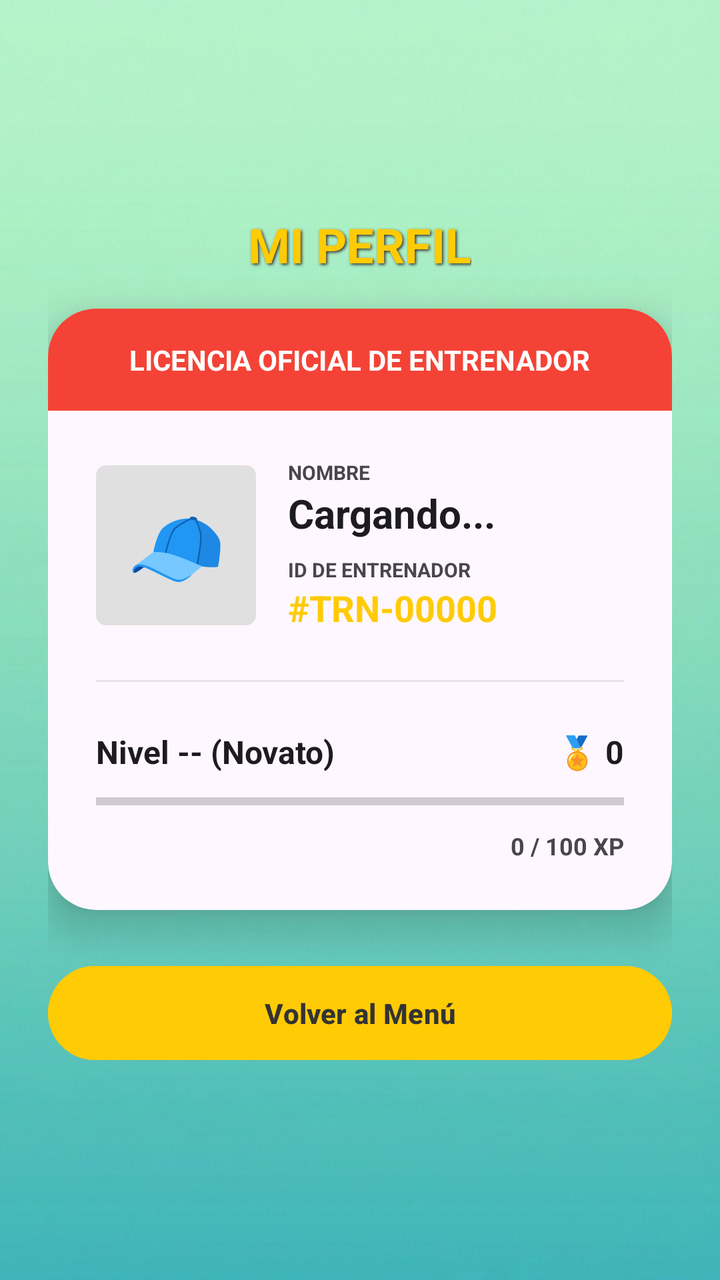
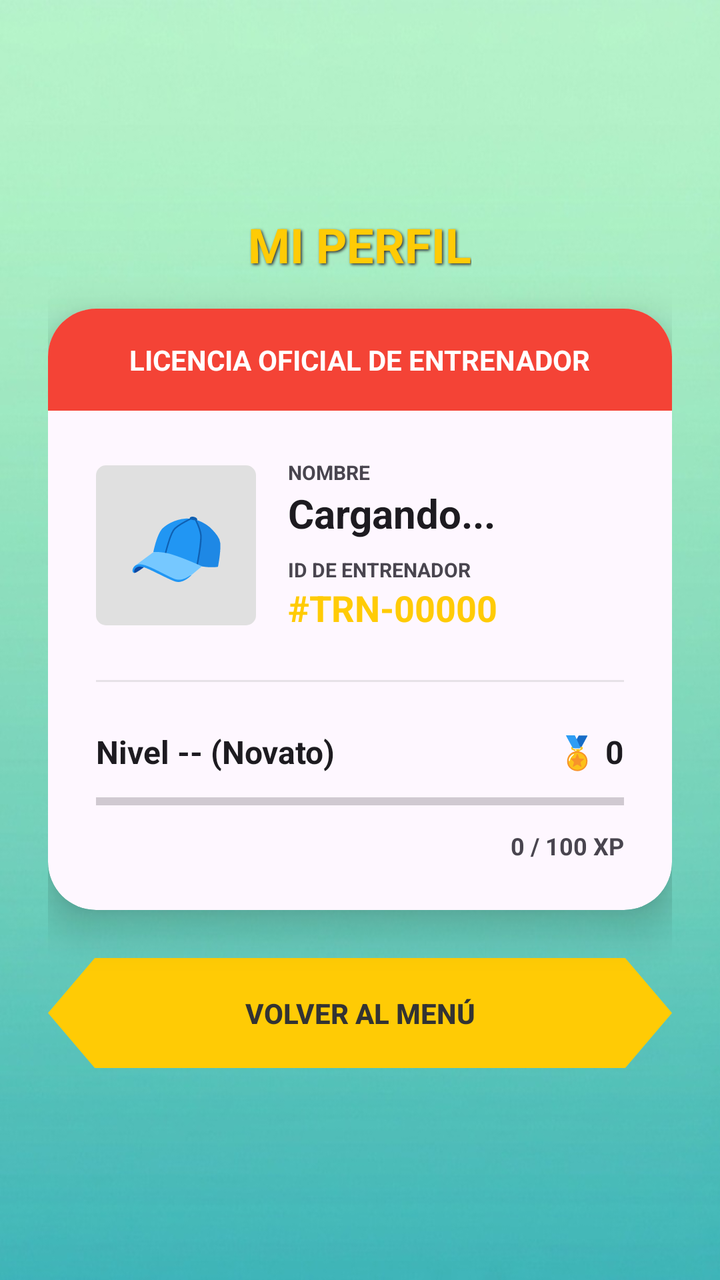

Two renders of the same Android screen: before a commit and after it. Below are the layout's source before the change and the commit's diff.
<!-- AndroidManifest.xml: application theme Theme.PokeApp -->
<!-- res/layout/activity_perfil.xml -->
<?xml version="1.0" encoding="utf-8"?>
<LinearLayout
    xmlns:android="http://schemas.android.com/apk/res/android"
    xmlns:app="http://schemas.android.com/apk/res-auto"
    android:layout_width="match_parent"
    android:layout_height="match_parent"
    android:background="@drawable/splash_pokeapp"
    android:orientation="vertical"
    android:padding="24dp"
    android:gravity="center">

    <TextView
        android:layout_width="wrap_content"
        android:layout_height="wrap_content"
        android:text="MI PERFIL"
        android:textColor="#FFCB05"
        android:textSize="24sp"
        android:textStyle="bold"
        android:shadowColor="#333333"
        android:shadowDx="2"
        android:shadowDy="2"
        android:shadowRadius="3"
        android:layout_marginBottom="16dp"/>

    
    <androidx.cardview.widget.CardView
        android:layout_width="match_parent"
        android:layout_height="wrap_content"
        app:cardCornerRadius="24dp"
        app:cardElevation="12dp"
        app:cardBackgroundColor="?attr/colorSurface"
        android:layout_marginBottom="24dp">

        <LinearLayout
            android:layout_width="match_parent"
            android:layout_height="wrap_content"
            android:orientation="vertical">

            
            <LinearLayout
                android:layout_width="match_parent"
                android:layout_height="wrap_content"
                android:background="#F44336"
                android:padding="16dp"
                android:gravity="center">
                <TextView
                    android:layout_width="wrap_content"
                    android:layout_height="wrap_content"
                    android:text="LICENCIA OFICIAL DE ENTRENADOR"
                    android:textColor="#FFFFFF"
                    android:textStyle="bold"
                    android:textSize="14sp"/>
            </LinearLayout>

            
            <LinearLayout
                android:layout_width="match_parent"
                android:layout_height="wrap_content"
                android:orientation="horizontal"
                android:padding="24dp"
                android:gravity="center_vertical">

                
                <TextView
                    android:layout_width="80dp"
                    android:layout_height="80dp"
                    android:background="@drawable/progress_blue"
                    android:text="🧢"
                    android:textSize="40sp"
                    android:gravity="center"
                    android:layout_marginEnd="16dp"/>

                
                <LinearLayout
                    android:layout_width="match_parent"
                    android:layout_height="wrap_content"
                    android:orientation="vertical">

                    <TextView
                        android:layout_width="wrap_content"
                        android:layout_height="wrap_content"
                        android:text="NOMBRE"
                        android:textColor="?android:attr/textColorSecondary"
                        android:textSize="10sp"
                        android:textStyle="bold"/>
                    <TextView
                        android:id="@+id/txtNombrePerfil"
                        android:layout_width="wrap_content"
                        android:layout_height="wrap_content"
                        android:text="Cargando..."
                        android:textColor="?android:attr/textColorPrimary"
                        android:textSize="20sp"
                        android:textStyle="bold"
                        android:layout_marginBottom="8dp"/>

                    <TextView
                        android:layout_width="wrap_content"
                        android:layout_height="wrap_content"
                        android:text="ID DE ENTRENADOR"
                        android:textColor="?android:attr/textColorSecondary"
                        android:textSize="10sp"
                        android:textStyle="bold"/>
                    <TextView
                        android:id="@+id/txtIdPerfil"
                        android:layout_width="wrap_content"
                        android:layout_height="wrap_content"
                        android:text="#TRN-00000"
                        android:textColor="#FFCB05"
                        android:textSize="18sp"
                        android:textStyle="bold"/>
                </LinearLayout>
            </LinearLayout>

            
            <View
                android:layout_width="match_parent"
                android:layout_height="1dp"
                android:background="#33888888"
                android:layout_marginHorizontal="24dp"/>

            
            <LinearLayout
                android:layout_width="match_parent"
                android:layout_height="wrap_content"
                android:orientation="vertical"
                android:padding="24dp">

                <LinearLayout
                    android:layout_width="match_parent"
                    android:layout_height="wrap_content"
                    android:orientation="horizontal"
                    android:layout_marginBottom="8dp">

                    <TextView
                        android:id="@+id/txtNivelPerfil"
                        android:layout_width="0dp"
                        android:layout_weight="1"
                        android:layout_height="wrap_content"
                        android:text="Nivel -- (Novato)"
                        android:textColor="?android:attr/textColorPrimary"
                        android:textStyle="bold"
                        android:textSize="16sp"/>

                    <TextView
                        android:id="@+id/txtMedallasPerfil"
                        android:layout_width="wrap_content"
                        android:layout_height="wrap_content"
                        android:text="🏅 0"
                        android:textColor="?android:attr/textColorPrimary"
                        android:textStyle="bold"
                        android:textSize="16sp"/>
                </LinearLayout>

                <ProgressBar
                    android:id="@+id/pbXpPerfil"
                    style="?android:attr/progressBarStyleHorizontal"
                    android:layout_width="match_parent"
                    android:layout_height="12dp"
                    android:max="100"
                    android:progress="0"
                    android:progressTint="#4CAF50"
                    android:layout_marginBottom="8dp"/>

                <TextView
                    android:id="@+id/txtXpExacta"
                    android:layout_width="match_parent"
                    android:layout_height="wrap_content"
                    android:text="0 / 100 XP"
                    android:gravity="end"
                    android:textColor="?android:attr/textColorSecondary"
                    android:textSize="12sp"
                    android:textStyle="bold"/>
            </LinearLayout>

        </LinearLayout>
    </androidx.cardview.widget.CardView>

    <Button
        android:id="@+id/btnVolverPerfil"
        android:layout_width="match_parent"
        android:layout_height="55dp"
        android:text="Volver al Menú"
        android:textColor="#333333"
        android:backgroundTint="#FFCB05"
        android:textStyle="bold"/>

</LinearLayout>
<!-- resources referenced by this layout -->
<resources>
  <!-- drawable progress_blue (drawable) -->
  <layer-list xmlns:android="http://schemas.android.com/apk/res/android">
      <item android:id="@android:id/background">
          <shape><corners android:radius="5dp"/><solid android:color="#E0E0E0"/></shape>
      </item>
      <item android:id="@android:id/progress">
          <clip><shape><corners android:radius="5dp"/><solid android:color="#2196F3"/></shape></clip>
      </item>
  </layer-list>
  <!-- drawable splash_pokeapp: jpeg bitmap (drawable, 34854 bytes) -->
  <style name="Theme.PokeApp" parent="Base.Theme.PokeApp" />
  <style name="Base.Theme.PokeApp" parent="Theme.Material3.DayNight.NoActionBar" />
</resources>

<!-- the commit's change to res/layout/activity_perfil.xml (unified diff, before → after) -->
@@ -175,12 +175,14 @@
         </LinearLayout>
     </androidx.cardview.widget.CardView>
 
-    <Button
+    
+    <androidx.appcompat.widget.AppCompatButton
         android:id="@+id/btnVolverPerfil"
         android:layout_width="match_parent"
         android:layout_height="55dp"
         android:text="Volver al Menú"
         android:textColor="#333333"
+        android:background="@drawable/bg_hexagono2"
         android:backgroundTint="#FFCB05"
         android:textStyle="bold"/>
 
<!-- resource entries referenced after the edit -->
@@ -1,5 +1,17 @@
 <!-- resources referenced by this layout -->
 <resources>
+  <!-- drawable bg_hexagono2 (drawable) -->
+  <?xml version="1.0" encoding="utf-8"?>
+  <vector xmlns:android="http://schemas.android.com/apk/res/android"
+      android:width="200dp"
+      android:height="60dp"
+      android:viewportWidth="200"
+      android:viewportHeight="60">
+      
+      <path
+          android:fillColor="#FFFFFF"
+          android:pathData="M 15,0 L 185,0 L 200,30 L 185,60 L 15,60 L 0,30 Z" />
+  </vector>
   <!-- drawable progress_blue (drawable) -->
   <layer-list xmlns:android="http://schemas.android.com/apk/res/android">
       <item android:id="@android:id/background">
